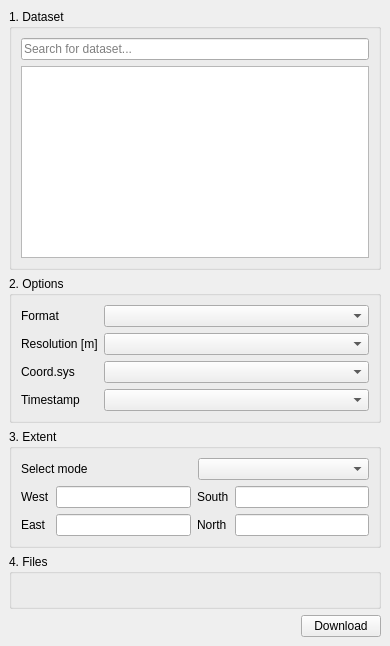
Qt form plugin/ui/swissgeodatadownloader_dockwidget_base.ui (piMoll/swissgeodownloader) before a commit.
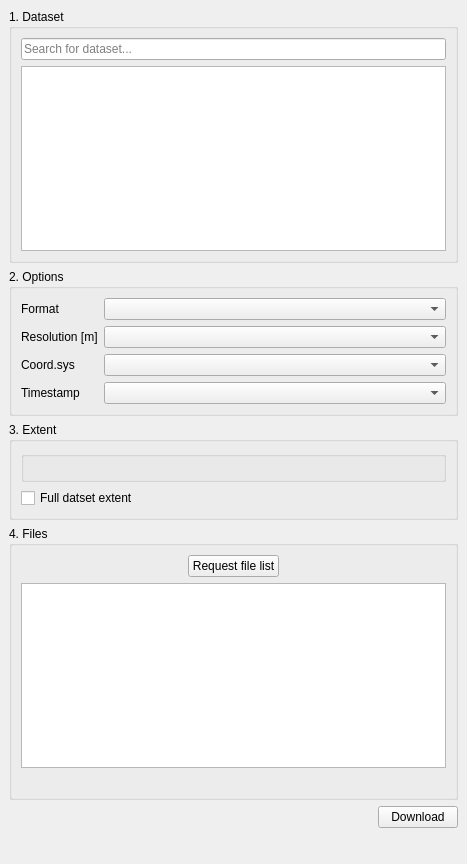
The same form after that commit. Custom widgets are drawn as their Qt base class.

Commit message: Introduce special QGIS Widget to manipulate extent, retrieve meta data for datasets, improve ui.

```diff
--- a/plugin/ui/swissgeodatadownloader_dockwidget_base.ui
+++ b/plugin/ui/swissgeodatadownloader_dockwidget_base.ui
@@ -6,8 +6,8 @@
    <rect>
     <x>0</x>
     <y>0</y>
-    <width>390</width>
-    <height>646</height>
+    <width>467</width>
+    <height>864</height>
    </rect>
   </property>
   <property name="windowTitle">
@@ -38,6 +38,18 @@
          </item>
          <item>
           <widget class="QListWidget" name="guiDatasetList">
+           <property name="sizePolicy">
+            <sizepolicy hsizetype="Expanding" vsizetype="Maximum">
+             <horstretch>0</horstretch>
+             <verstretch>0</verstretch>
+            </sizepolicy>
+           </property>
+           <property name="maximumSize">
+            <size>
+             <width>16777215</width>
+             <height>1600</height>
+            </size>
+           </property>
            <property name="alternatingRowColors">
             <bool>false</bool>
            </property>
@@ -116,61 +128,21 @@
          <string>3. Extent</string>
         </property>
         <layout class="QVBoxLayout" name="verticalLayout_2">
+         <item>
+          <widget class="QgsExtentGroupBox" name="guiExtentWidget">
+           <property name="titleBase">
+            <string/>
+           </property>
+          </widget>
+         </item>
          <item>
           <layout class="QHBoxLayout" name="horizontalLayout_2">
            <item>
-            <widget class="QLabel" name="label_6">
+            <widget class="QCheckBox" name="guiFullExtentChbox">
              <property name="text">
-              <string>Select mode</string>
+              <string>Full datset extent</string>
              </property>
             </widget>
-           </item>
-           <item>
-            <widget class="QComboBox" name="guiSelectMode"/>
-           </item>
-          </layout>
-         </item>
-         <item>
-          <layout class="QGridLayout" name="gridLayout_3">
-           <item row="0" column="1">
-            <widget class="QLineEdit" name="guiExtentWest"/>
-           </item>
-           <item row="0" column="0">
-            <widget class="QLabel" name="label_5">
-             <property name="text">
-              <string>West</string>
-             </property>
-            </widget>
-           </item>
-           <item row="0" column="3">
-            <widget class="QLineEdit" name="guiExtentSouth"/>
-           </item>
-           <item row="0" column="2">
-            <widget class="QLabel" name="label_8">
-             <property name="text">
-              <string>South</string>
-             </property>
-            </widget>
-           </item>
-           <item row="1" column="0">
-            <widget class="QLabel" name="label_7">
-             <property name="text">
-              <string>East</string>
-             </property>
-            </widget>
-           </item>
-           <item row="1" column="1">
-            <widget class="QLineEdit" name="guiExtentEast"/>
-           </item>
-           <item row="1" column="2">
-            <widget class="QLabel" name="label_9">
-             <property name="text">
-              <string>North</string>
-             </property>
-            </widget>
-           </item>
-           <item row="1" column="3">
-            <widget class="QLineEdit" name="guiExtentNorth"/>
            </item>
           </layout>
          </item>
@@ -182,7 +154,47 @@
         <property name="title">
          <string>4. Files</string>
         </property>
-        <layout class="QHBoxLayout" name="horizontalLayout_3">
+        <layout class="QVBoxLayout" name="verticalLayout_4">
+         <item>
+          <layout class="QHBoxLayout" name="horizontalLayout_3">
+           <item>
+            <spacer name="horizontalSpacer_2">
+             <property name="orientation">
+              <enum>Qt::Horizontal</enum>
+             </property>
+             <property name="sizeHint" stdset="0">
+              <size>
+               <width>40</width>
+               <height>20</height>
+              </size>
+             </property>
+            </spacer>
+           </item>
+           <item>
+            <widget class="QPushButton" name="guiRequestListBtn">
+             <property name="text">
+              <string>Request file list</string>
+             </property>
+            </widget>
+           </item>
+           <item>
+            <spacer name="horizontalSpacer_3">
+             <property name="orientation">
+              <enum>Qt::Horizontal</enum>
+             </property>
+             <property name="sizeHint" stdset="0">
+              <size>
+               <width>40</width>
+               <height>20</height>
+              </size>
+             </property>
+            </spacer>
+           </item>
+          </layout>
+         </item>
+         <item>
+          <widget class="QListWidget" name="guiFileList"/>
+         </item>
          <item>
           <widget class="QLabel" name="guiFileListStatus">
            <property name="text">
@@ -219,9 +231,36 @@
       </item>
      </layout>
     </item>
+    <item row="3" column="0">
+     <spacer name="verticalSpacer">
+      <property name="orientation">
+       <enum>Qt::Vertical</enum>
+      </property>
+      <property name="sizeHint" stdset="0">
+       <size>
+        <width>20</width>
+        <height>40</height>
+       </size>
+      </property>
+     </spacer>
+    </item>
    </layout>
   </widget>
  </widget>
+ <customwidgets>
+  <customwidget>
+   <class>QgsCollapsibleGroupBox</class>
+   <extends>QGroupBox</extends>
+   <header>qgscollapsiblegroupbox.h</header>
+   <container>1</container>
+  </customwidget>
+  <customwidget>
+   <class>QgsExtentGroupBox</class>
+   <extends>QgsCollapsibleGroupBox</extends>
+   <header>qgsextentgroupbox.h</header>
+   <container>1</container>
+  </customwidget>
+ </customwidgets>
  <resources/>
  <connections/>
 </ui>
```
The commit also changes 5 other files.
